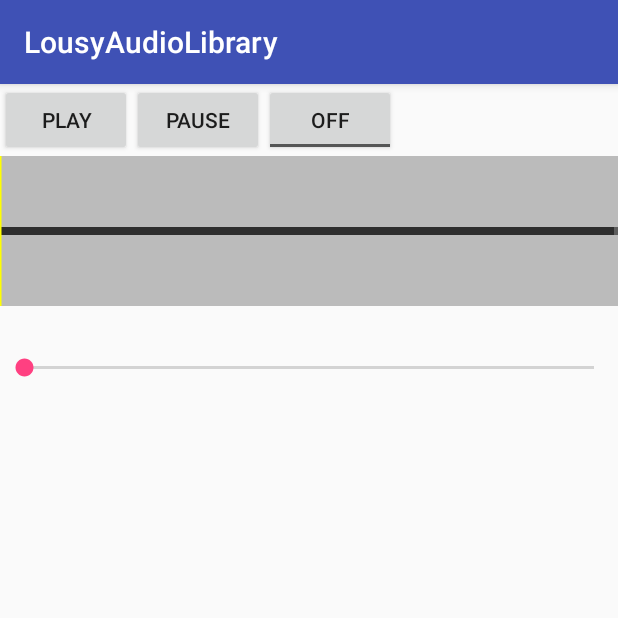
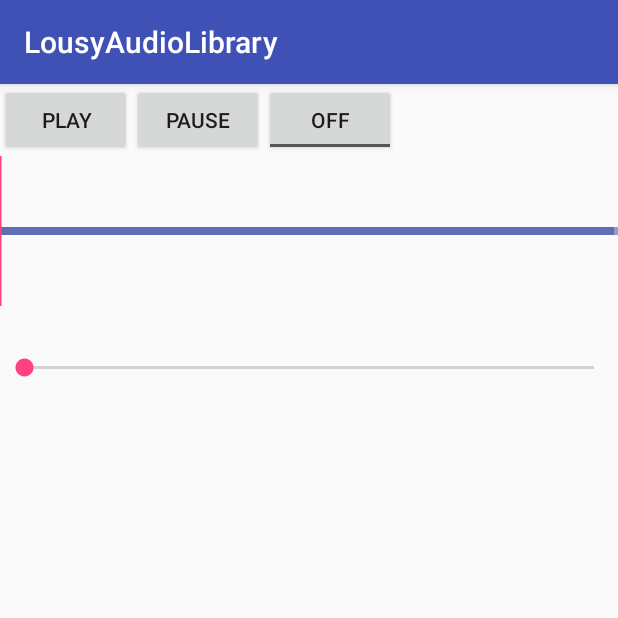
Before and after one commit to lelloman/android-lousyaudiolibrary, an Android app: the screen it shows after launch (MainActivity), on a phone screen of 412 x 824 dp, the top half of it. Run offline under Robolectric (Android 15) with nearby library versions, the phone set to English and light mode, and no system bars; 30 statements that could not run were skipped.

Commit message:
highlight sub window in VolumeView mweh

```diff
--- a/library/src/main/java/com/lelloman/lousyaudiolibrary/view/VolumeView.java
+++ b/library/src/main/java/com/lelloman/lousyaudiolibrary/view/VolumeView.java
@@ -1,16 +1,20 @@
 package com.lelloman.lousyaudiolibrary.view;
 
 import android.content.Context;
+import android.content.res.TypedArray;
 import android.graphics.Bitmap;
 import android.graphics.Canvas;
-import android.graphics.Color;
+import android.graphics.ColorMatrix;
+import android.graphics.ColorMatrixColorFilter;
 import android.graphics.Paint;
 import android.graphics.Rect;
 import android.util.AttributeSet;
+import android.util.TypedValue;
 import android.view.GestureDetector;
 import android.view.MotionEvent;
 import android.view.View;
 
+import com.lelloman.lousyaudiolibrary.R;
 import com.lelloman.lousyaudiolibrary.reader.volume.IVolumeReader;
 import com.lelloman.lousyaudiolibrary.reader.volume.VolumeReader;
 
@@ -28,19 +32,28 @@
 	public static final int K = 4;
 	private static final Object BITMAP_LOCK = 0xb00b5;
 	private static final int DEFAULT_BG_COLOR = 0xffbbbbbb;
+	private static final int DEFAULT_PAINT_COLOR = 0xff000000;
+	private static final int DEFAULT_CURSOR_COLOR = 0xffffff00;
+	private static final ColorMatrix INVERT_COLOR_MATRIX = new ColorMatrix(new float[]{
+			-1, 0, 0, 0, 255,
+			0, -1, 0, 0, 255,
+			0, 0, -1, 0, 255,
+			0, 0, 0, 1, 0
+	});
 
 	private Paint paint = new Paint();
 	private Paint cursorPaint = new Paint(Paint.ANTI_ALIAS_FLAG);
-	private Paint windowPaint = new Paint(Paint.ANTI_ALIAS_FLAG);
+	private Paint invertedPaint = new Paint(Paint.ANTI_ALIAS_FLAG);
+	private Paint draggingPaint = new Paint(Paint.ANTI_ALIAS_FLAG);
+	private int bgColor = DEFAULT_BG_COLOR;
 
-	private Bitmap bitmap, windowBitmap;
-	private Canvas canvas, windowCanvas;
+	private Bitmap bitmap;
+	private Canvas canvas;
 	private Rect srcRect, dstRect;
 	private Rect subWindowSrcRect, subWindowDstRect;
 
 	private boolean dragging;
 	private float draggingX;
-	private Paint draggingPaint = new Paint(Paint.ANTI_ALIAS_FLAG);
 	private boolean hasSecondCursor;
 
 	private float cursor = 0;
@@ -60,26 +73,46 @@
 
 	public VolumeView(Context context, AttributeSet attrs) {
 		super(context, attrs);
-		paint.setColor(Color.BLACK);
+
 		paint.setStyle(Paint.Style.STROKE);
 
-		windowPaint.setColor(Color.WHITE);
-		windowPaint.setStyle(Paint.Style.STROKE);
+		invertedPaint.setStyle(Paint.Style.FILL);
+		invertedPaint.setColorFilter(new ColorMatrixColorFilter(INVERT_COLOR_MATRIX));
 
-		cursorPaint.setColor(Color.YELLOW);
 		cursorPaint.setStyle(Paint.Style.STROKE);
 		cursorPaint.setStrokeWidth(2 * getResources().getDisplayMetrics().density);
-
 
 		dstRect = new Rect(0, 0, 1, 1);
 		subWindowSrcRect = new Rect(0, 0, 1, 1);
 		subWindowDstRect = new Rect(0, 0, 1, 1);
 
 		draggingPaint.setStyle(Paint.Style.STROKE);
-		draggingPaint.setColor(Color.YELLOW);
 		draggingPaint.setAlpha(155);
 
+		setupColors();
+
 		gestureDetector = new GestureDetector(context, new GestureDetecotr());
+	}
+
+	private void setupColors(){
+		TypedValue typedValue = new TypedValue();
+
+		TypedArray a = getContext().obtainStyledAttributes(typedValue.data, new int[] {
+				R.attr.colorPrimary,
+				R.attr.colorPrimaryDark,
+				R.attr.colorAccent,
+				android.R.attr.windowBackground
+		});
+
+		int paintColor = a.getColor(1, DEFAULT_PAINT_COLOR);
+		int cursorColor = a.getColor(2, DEFAULT_CURSOR_COLOR);
+		bgColor = a.getColor(3, DEFAULT_BG_COLOR);
+
+		a.recycle();
+
+		paint.setColor(paintColor);
+		cursorPaint.setColor(cursorColor);
+		draggingPaint.setColor(cursorColor);
 	}
 
 	public void setVolumeReader(IVolumeReader volumeReader) {
@@ -95,17 +128,6 @@
 		hasSubWindow = true;
 		subWindowStart = start;
 		subWindowEnd = end;
-
-		if (bitmap != null) {
-			int subWidth = (int) (bitmap.getWidth() * (end - start));
-			windowBitmap = Bitmap.createBitmap(subWidth, bitmap.getHeight(), Bitmap.Config.ARGB_8888);
-			windowCanvas = new Canvas(windowBitmap);
-
-			for(int i=0;i<windowBitmap.getWidth();i++){
-				int index = (int) (bitmap.getWidth() * subWindowStart + i);
-				drawSubWindowFrame(i, volumeReader.getVolume(zoomLevel, index));
-			}
-		}
 	}
 
 
@@ -153,19 +175,9 @@
 
 			bitmap = Bitmap.createBitmap(levels[zoomLevel], height, Bitmap.Config.ARGB_8888);
 			canvas = new Canvas(bitmap);
-			canvas.drawColor(DEFAULT_BG_COLOR);
+			canvas.drawColor(bgColor);
 			srcRect = new Rect(0, 0, levels[zoomLevel], height);
 
-			if(hasSubWindow){
-				int subWidth = (int) (bitmap.getWidth() * (subWindowEnd - subWindowStart));
-				windowBitmap = Bitmap.createBitmap(subWidth, bitmap.getHeight(), Bitmap.Config.ARGB_8888);
-				windowCanvas = new Canvas(windowBitmap);
-
-				for(int i=0;i<windowBitmap.getWidth();i++){
-					int index = (int) (bitmap.getWidth() * subWindowStart + i);
-					drawSubWindowFrame(i, volumeReader.getVolume(zoomLevel, index));
-				}
-			}
 		}
 	}
 
@@ -222,16 +234,6 @@
 		}
 	}
 
-	private void drawSubWindowFrame(int index, double value){
-		int height = getHeight();
-
-		int barLength = minHeight + (int) (value * maxHeight);
-		int yUp = (height - barLength) / 2;
-		int yDown = height - yUp;
-
-		windowCanvas.drawLine(index,yUp,index,yDown, windowPaint);
-	}
-
 	public void setCursor(float d) {
 		this.cursor = d;
 		postInvalidate();
@@ -240,7 +242,7 @@
 	@Override
 	protected void onDraw(Canvas canvas) {
 		super.onDraw(canvas);
-		canvas.drawColor(0xffaaaaaa);
+		canvas.drawColor(bgColor);
 
 		int width = canvas.getWidth();
 		int height = canvas.getHeight();
@@ -248,7 +250,7 @@
 		synchronized (BITMAP_LOCK) {
 			if (bitmap != null) {
 				dstRect.set(0, 0, width, height);
-				canvas.drawBitmap(bitmap, srcRect, dstRect, null);
+				canvas.drawBitmap(bitmap, srcRect, dstRect, null);// hasSubWindow ? invertedPaint : null);
 			}
 		}
 
@@ -262,8 +264,8 @@
 
 			subWindowSrcRect.set(left, 0, right, bitmap.getHeight());
 
-			canvas.drawBitmap(windowBitmap, subWindowSrcRect, subWindowDstRect, null);
-			//canvas.drawBitmap(bitmap, srcRect, dstRect, hightLightPaint);
+			//canvas.drawBitmap(bitmap, subWindowSrcRect, subWindowDstRect, null);
+			canvas.drawRect(subWindowDstRect, cursorPaint);
 		}
 
 		int x = (int) (width * cursor);
```
